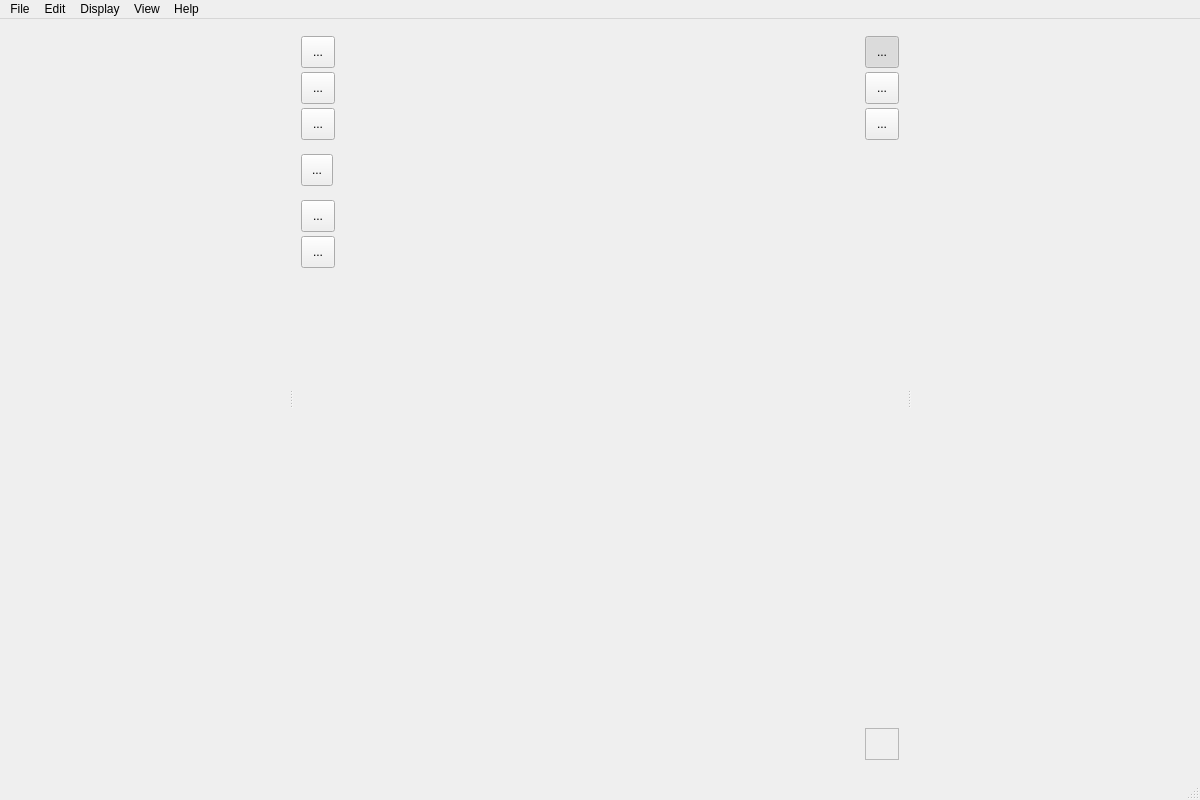
First picture: the form in sources/viewer.ui, repository mikaelsundell/stageviz, before the edit.
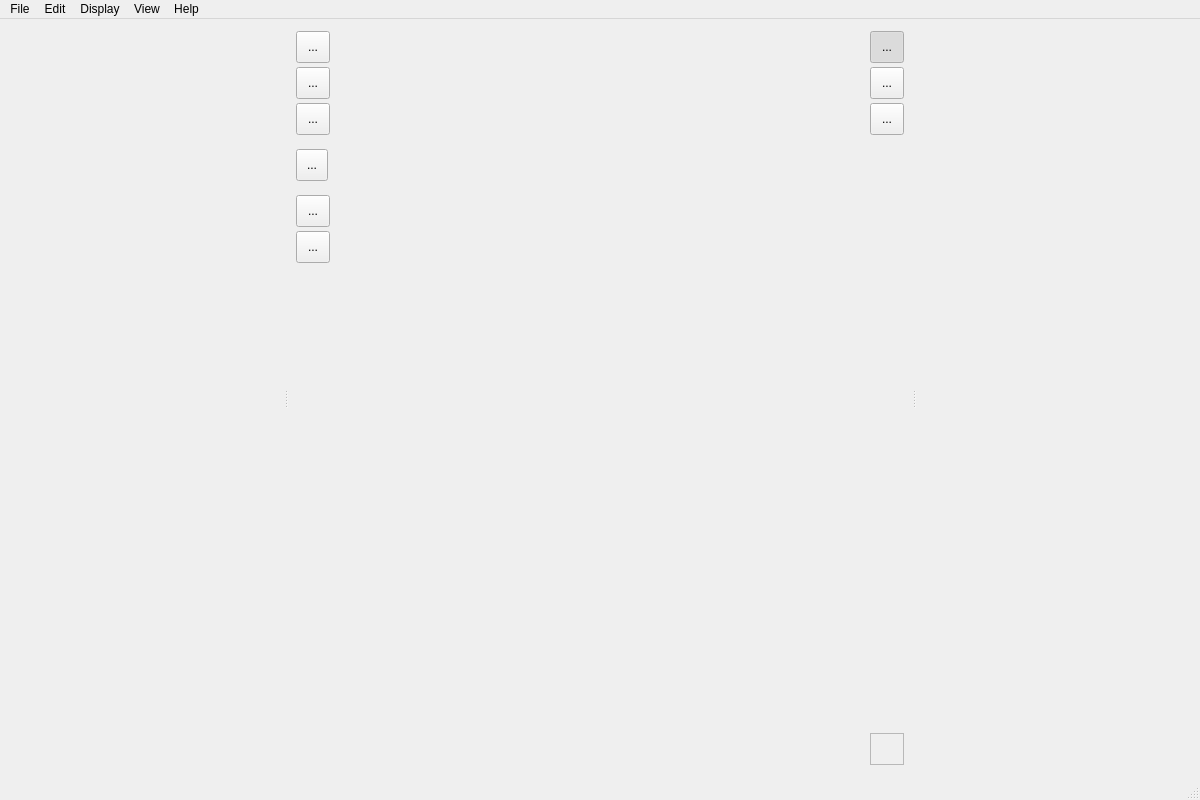
Second picture: the form after the edit. Custom widgets are drawn as their Qt base class.

Commit message: New version 0.1.24 Improved stylesheet for dock widgets

What changed in the file:
```diff
--- a/sources/viewer.ui
+++ b/sources/viewer.ui
@@ -48,6 +48,18 @@
     <item>
      <widget class="QWidget" name="widget_4" native="true">
       <layout class="QHBoxLayout" name="horizontalLayout">
+       <property name="leftMargin">
+        <number>4</number>
+       </property>
+       <property name="topMargin">
+        <number>4</number>
+       </property>
+       <property name="rightMargin">
+        <number>4</number>
+       </property>
+       <property name="bottomMargin">
+        <number>4</number>
+       </property>
        <item>
         <widget class="QSplitter" name="splitter">
          <property name="orientation">
```
The commit also changes 4 other files.
